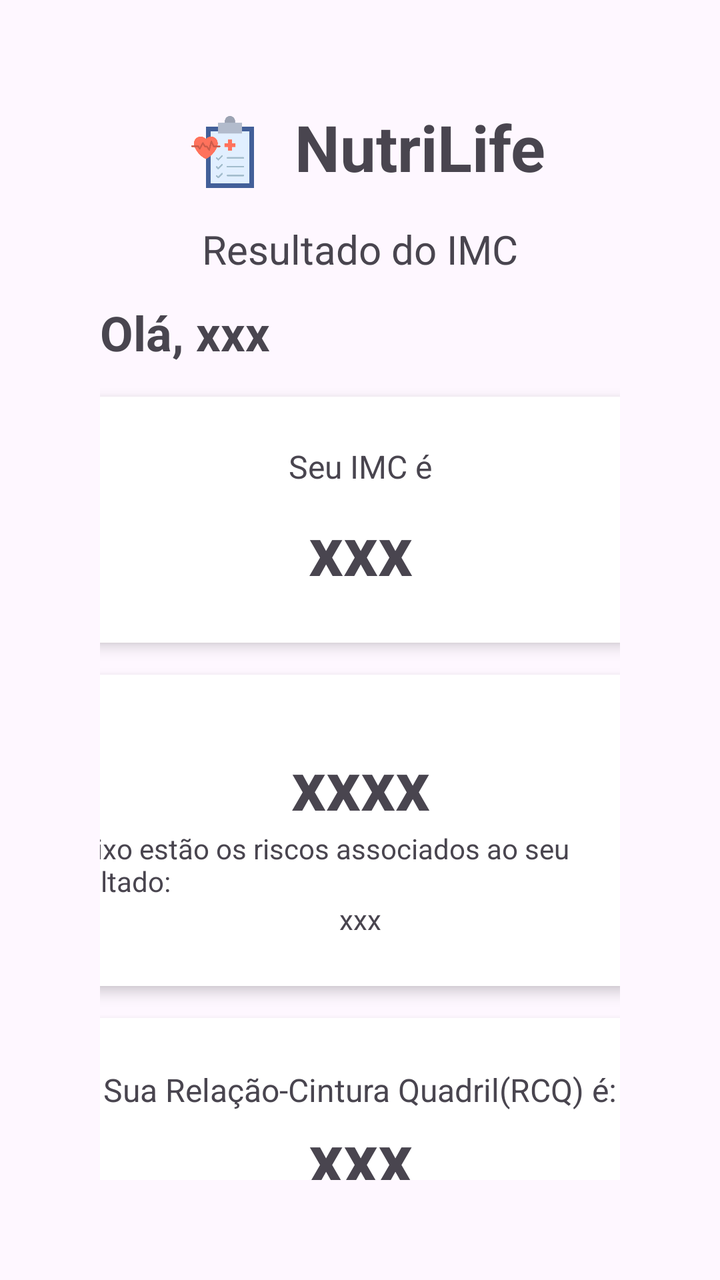
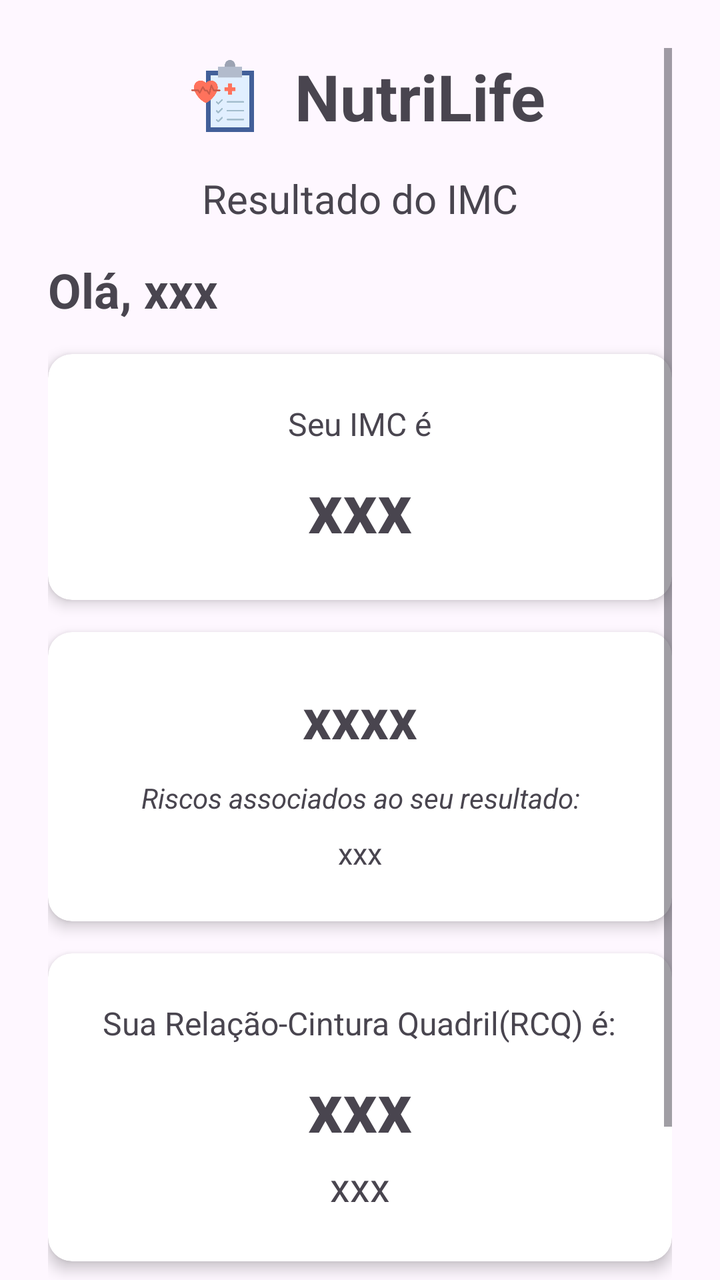

Two renders of the same Android screen: before a commit and after it. Below are the layout's source before the change and the commit's diff.
<!-- AndroidManifest.xml: application theme Theme.NutriLife -->
<!-- res/layout/activity_tela2.xml -->
<?xml version="1.0" encoding="utf-8"?>
<androidx.constraintlayout.widget.ConstraintLayout xmlns:android="http://schemas.android.com/apk/res/android"
    xmlns:app="http://schemas.android.com/apk/res-auto"
    xmlns:tools="http://schemas.android.com/tools"
    android:id="@+id/main"
    android:layout_width="match_parent"
    android:layout_height="match_parent"
    android:padding="50dp"
    tools:context=".Tela2">


    <ImageView
        android:id="@+id/imageView"
        android:layout_width="48dp"
        android:layout_height="48dp"
        android:layout_marginTop="2dp"
        app:layout_constraintEnd_toStartOf="@+id/textView3"
        app:layout_constraintHorizontal_chainStyle="packed"
        app:layout_constraintStart_toStartOf="parent"
        app:layout_constraintTop_toTopOf="parent"
        app:srcCompat="@drawable/health_checkup" />

    <TextView
        android:id="@+id/textView3"
        android:layout_width="wrap_content"
        android:layout_height="wrap_content"
        android:layout_marginStart="12dp"
        android:text="NutriLife"
        android:textSize="32sp"
        android:textStyle="bold"
        app:layout_constraintBottom_toBottomOf="@+id/imageView"
        app:layout_constraintEnd_toEndOf="parent"
        app:layout_constraintStart_toEndOf="@+id/imageView"
        app:layout_constraintTop_toTopOf="@+id/imageView"
        app:layout_constraintVertical_bias="0.0" />

    <TextView
        android:id="@+id/textViewTitulo33"
        android:layout_width="wrap_content"
        android:layout_height="wrap_content"
        android:layout_marginTop="16dp"
        android:text="Resultado do IMC"
        android:textSize="20sp"
        app:layout_constraintEnd_toEndOf="parent"
        app:layout_constraintStart_toStartOf="parent"
        app:layout_constraintTop_toBottomOf="@+id/textView3" />

    <TextView
        android:id="@+id/textView"
        android:layout_width="wrap_content"
        android:layout_height="wrap_content"
        android:layout_marginTop="12dp"
        android:text="Olá, "
        android:textSize="24sp"
        android:textStyle="bold"
        app:layout_constraintStart_toStartOf="parent"
        app:layout_constraintTop_toBottomOf="@+id/textViewTitulo33" />

    <TextView
        android:id="@+id/textView_nome"
        android:layout_width="wrap_content"
        android:layout_height="wrap_content"
        android:text="xxx"
        android:textSize="24sp"
        android:textStyle="bold"
        app:layout_constraintEnd_toEndOf="parent"
        app:layout_constraintHorizontal_bias="0.0"
        app:layout_constraintStart_toEndOf="@+id/textView"
        app:layout_constraintTop_toTopOf="@+id/textView" />

    <androidx.cardview.widget.CardView
        android:id="@+id/cardViewIMC"
        android:layout_width="362dp"
        android:layout_height="wrap_content"
        android:layout_marginTop="16dp"
        app:cardCornerRadius="12dp"
        app:cardElevation="4dp"
        app:layout_constraintEnd_toEndOf="parent"
        app:layout_constraintStart_toStartOf="parent"
        app:layout_constraintTop_toBottomOf="@+id/textView">

        <LinearLayout
            android:layout_width="match_parent"
            android:layout_height="wrap_content"
            android:orientation="vertical"
            android:padding="24dp"
            android:gravity="center">

            <TextView
                android:layout_width="wrap_content"
                android:layout_height="wrap_content"
                android:text="Seu IMC é"
                android:textSize="16sp"/>

            <TextView
                android:id="@+id/textViewValorImc"
                android:layout_width="wrap_content"
                android:layout_height="wrap_content"
                android:layout_marginTop="8dp"
                android:text="xxx"
                android:textSize="34sp"
                android:textStyle="bold" />

        </LinearLayout>
    </androidx.cardview.widget.CardView>

    

    <androidx.cardview.widget.CardView
        android:id="@+id/cardViewRiscos"
        android:layout_width="362dp"
        android:layout_height="wrap_content"

        android:layout_marginTop="16dp"
        app:cardCornerRadius="12dp"
        app:cardElevation="4dp"
        app:layout_constraintEnd_toEndOf="parent"
        app:layout_constraintStart_toStartOf="parent"
        app:layout_constraintTop_toBottomOf="@+id/cardViewIMC">

        <LinearLayout
            android:layout_width="match_parent"
            android:layout_height="wrap_content"
            android:gravity="center"
            android:orientation="vertical"
            android:padding="24dp">

            <TextView
                android:id="@+id/textViewClassificacao"
                android:layout_width="wrap_content"
                android:layout_height="wrap_content"
                android:layout_marginTop="8dp"
                android:text="xxxx"
                android:textSize="34sp"
                android:textStyle="bold" />

            <TextView
                android:id="@+id/textView11"
                android:layout_width="wrap_content"
                android:layout_height="wrap_content"
                android:text="Abaixo estão os riscos associados ao seu resultado:"
                android:textSize="14sp" />

            <TextView
                android:id="@+id/textView_riscos"
                android:layout_width="wrap_content"
                android:layout_height="wrap_content"
                android:text="xxx"
                android:textSize="14sp" />
        </LinearLayout>
    </androidx.cardview.widget.CardView>

    <androidx.cardview.widget.CardView
        android:id="@+id/cardViewRCQ"
        android:layout_width="362dp"
        android:layout_height="141dp"
        android:layout_marginTop="16dp"
        app:cardCornerRadius="12dp"

        app:cardElevation="4dp"
        app:layout_constraintEnd_toEndOf="parent"
        app:layout_constraintStart_toStartOf="parent"
        app:layout_constraintTop_toBottomOf="@+id/cardViewRiscos">

        <LinearLayout
            android:layout_width="match_parent"
            android:layout_height="match_parent"
            android:gravity="center"
            android:orientation="vertical"
            android:padding="24dp">

            <TextView
                android:id="@+id/textView9"
                android:layout_width="wrap_content"
                android:layout_height="wrap_content"
                android:text="Sua Relação-Cintura Quadril(RCQ) é:"
                android:textSize="16sp" />

            <TextView
                android:id="@+id/textView_rcq"
                android:layout_width="match_parent"
                android:layout_height="wrap_content"
                android:gravity="center"
                android:text="xxx"
                android:textSize="34sp"
                android:textStyle="bold" />

            <TextView
                android:id="@+id/textView_rcqClassific"
                android:layout_width="match_parent"
                android:layout_height="24dp"
                android:gravity="center"
                android:text="xxx"
                android:textSize="20sp" />

        </LinearLayout>

    </androidx.cardview.widget.CardView>

    <Button
        android:id="@+id/button_voltar"
        android:layout_width="wrap_content"
        android:layout_height="wrap_content"
        android:text="Calcular Voltar"
        app:layout_constraintBottom_toBottomOf="parent"
        app:layout_constraintEnd_toEndOf="parent"
        app:layout_constraintHorizontal_bias="0.497"
        app:layout_constraintStart_toStartOf="parent"
        app:layout_constraintTop_toBottomOf="@+id/cardViewRCQ"
        app:layout_constraintVertical_bias="0.0" />

</androidx.constraintlayout.widget.ConstraintLayout>
<!-- resources referenced by this layout -->
<resources>
  <!-- drawable health_checkup: png bitmap (drawable, 11246 bytes) -->
  <style name="Theme.NutriLife" parent="Base.Theme.NutriLife" />
  <style name="Base.Theme.NutriLife" parent="Theme.Material3.DayNight.NoActionBar">
          
          
      </style>
</resources>

<!-- the commit's change to res/layout/activity_tela2.xml (unified diff, before → after) -->
@@ -1,212 +1,229 @@
 <?xml version="1.0" encoding="utf-8"?>
-<androidx.constraintlayout.widget.ConstraintLayout xmlns:android="http://schemas.android.com/apk/res/android"
+<ScrollView xmlns:android="http://schemas.android.com/apk/res/android"
     xmlns:app="http://schemas.android.com/apk/res-auto"
     xmlns:tools="http://schemas.android.com/tools"
-    android:id="@+id/main"
     android:layout_width="match_parent"
     android:layout_height="match_parent"
-    android:padding="50dp"
-    tools:context=".Tela2">
-
-
-    <ImageView
-        android:id="@+id/imageView"
-        android:layout_width="48dp"
-        android:layout_height="48dp"
-        android:layout_marginTop="2dp"
-        app:layout_constraintEnd_toStartOf="@+id/textView3"
-        app:layout_constraintHorizontal_chainStyle="packed"
-        app:layout_constraintStart_toStartOf="parent"
-        app:layout_constraintTop_toTopOf="parent"
-        app:srcCompat="@drawable/health_checkup" />
-
-    <TextView
-        android:id="@+id/textView3"
-        android:layout_width="wrap_content"
+    android:clipToPadding="false"
+    android:fillViewport="true"
+    android:paddingBottom="24dp"
+    android:paddingEnd="24dp"
+    android:paddingStart="24dp"
+    android:paddingTop="24dp">
+
+    <androidx.constraintlayout.widget.ConstraintLayout
+        android:id="@+id/main"
+        android:layout_width="match_parent"
         android:layout_height="wrap_content"
-        android:layout_marginStart="12dp"
-        android:text="NutriLife"
-        android:textSize="32sp"
-        android:textStyle="bold"
-        app:layout_constraintBottom_toBottomOf="@+id/imageView"
-        app:layout_constraintEnd_toEndOf="parent"
-        app:layout_constraintStart_toEndOf="@+id/imageView"
-        app:layout_constraintTop_toTopOf="@+id/imageView"
-        app:layout_constraintVertical_bias="0.0" />
-
-    <TextView
-        android:id="@+id/textViewTitulo33"
-        android:layout_width="wrap_content"
-        android:layout_height="wrap_content"
-        android:layout_marginTop="16dp"
-        android:text="Resultado do IMC"
-        android:textSize="20sp"
-        app:layout_constraintEnd_toEndOf="parent"
-        app:layout_constraintStart_toStartOf="parent"
-        app:layout_constraintTop_toBottomOf="@+id/textView3" />
-
-    <TextView
-        android:id="@+id/textView"
-        android:layout_width="wrap_content"
-        android:layout_height="wrap_content"
-        android:layout_marginTop="12dp"
-        android:text="Olá, "
-        android:textSize="24sp"
-        android:textStyle="bold"
-        app:layout_constraintStart_toStartOf="parent"
-        app:layout_constraintTop_toBottomOf="@+id/textViewTitulo33" />
-
-    <TextView
-        android:id="@+id/textView_nome"
-        android:layout_width="wrap_content"
-        android:layout_height="wrap_content"
-        android:text="xxx"
-        android:textSize="24sp"
-        android:textStyle="bold"
-        app:layout_constraintEnd_toEndOf="parent"
-        app:layout_constraintHorizontal_bias="0.0"
-        app:layout_constraintStart_toEndOf="@+id/textView"
-        app:layout_constraintTop_toTopOf="@+id/textView" />
-
-    <androidx.cardview.widget.CardView
-        android:id="@+id/cardViewIMC"
-        android:layout_width="362dp"
-        android:layout_height="wrap_content"
-        android:layout_marginTop="16dp"
-        app:cardCornerRadius="12dp"
-        app:cardElevation="4dp"
-        app:layout_constraintEnd_toEndOf="parent"
-        app:layout_constraintStart_toStartOf="parent"
-        app:layout_constraintTop_toBottomOf="@+id/textView">
-
-        <LinearLayout
-            android:layout_width="match_parent"
-            android:layout_height="wrap_content"
-            android:orientation="vertical"
-            android:padding="24dp"
-            android:gravity="center">
-
-            <TextView
-                android:layout_width="wrap_content"
-                android:layout_height="wrap_content"
-                android:text="Seu IMC é"
-                android:textSize="16sp"/>
-
-            <TextView
-                android:id="@+id/textViewValorImc"
-                android:layout_width="wrap_content"
-                android:layout_height="wrap_content"
-                android:layout_marginTop="8dp"
-                android:text="xxx"
-                android:textSize="34sp"
-                android:textStyle="bold" />
-
-        </LinearLayout>
-    </androidx.cardview.widget.CardView>
-
-    
-
-    <androidx.cardview.widget.CardView
-        android:id="@+id/cardViewRiscos"
-        android:layout_width="362dp"
-        android:layout_height="wrap_content"
-
-        android:layout_marginTop="16dp"
-        app:cardCornerRadius="12dp"
-        app:cardElevation="4dp"
-        app:layout_constraintEnd_toEndOf="parent"
-        app:layout_constraintStart_toStartOf="parent"
-        app:layout_constraintTop_toBottomOf="@+id/cardViewIMC">
-
-        <LinearLayout
-            android:layout_width="match_parent"
-            android:layout_height="wrap_content"
-            android:gravity="center"
-            android:orientation="vertical"
-            android:padding="24dp">
-
-            <TextView
-                android:id="@+id/textViewClassificacao"
-                android:layout_width="wrap_content"
-                android:layout_height="wrap_content"
-                android:layout_marginTop="8dp"
-                android:text="xxxx"
-                android:textSize="34sp"
-                android:textStyle="bold" />
-
-            <TextView
-                android:id="@+id/textView11"
-                android:layout_width="wrap_content"
-                android:layout_height="wrap_content"
-                android:text="Abaixo estão os riscos associados ao seu resultado:"
-                android:textSize="14sp" />
-
-            <TextView
-                android:id="@+id/textView_riscos"
-                android:layout_width="wrap_content"
-                android:layout_height="wrap_content"
-                android:text="xxx"
-                android:textSize="14sp" />
-        </LinearLayout>
-    </androidx.cardview.widget.CardView>
-
-    <androidx.cardview.widget.CardView
-        android:id="@+id/cardViewRCQ"
-        android:layout_width="362dp"
-        android:layout_height="141dp"
-        android:layout_marginTop="16dp"
-        app:cardCornerRadius="12dp"
-
-        app:cardElevation="4dp"
-        app:layout_constraintEnd_toEndOf="parent"
-        app:layout_constraintStart_toStartOf="parent"
-        app:layout_constraintTop_toBottomOf="@+id/cardViewRiscos">
-
-        <LinearLayout
-            android:layout_width="match_parent"
-            android:layout_height="match_parent"
-            android:gravity="center"
-            android:orientation="vertical"
-            android:padding="24dp">
-
-            <TextView
-                android:id="@+id/textView9"
-                android:layout_width="wrap_content"
-                android:layout_height="wrap_content"
-                android:text="Sua Relação-Cintura Quadril(RCQ) é:"
-                android:textSize="16sp" />
-
-            <TextView
-                android:id="@+id/textView_rcq"
+        tools:context=".Tela2">
+
+        <ImageView
+            android:id="@+id/imageView"
+            android:layout_width="48dp"
+            android:layout_height="48dp"
+            app:layout_constraintEnd_toStartOf="@+id/textView3"
+            app:layout_constraintHorizontal_chainStyle="packed"
+            app:layout_constraintStart_toStartOf="parent"
+            app:layout_constraintTop_toTopOf="parent"
+            app:srcCompat="@drawable/health_checkup" />
+
+        <TextView
+            android:id="@+id/textView3"
+            android:layout_width="wrap_content"
+            android:layout_height="wrap_content"
+            android:layout_marginStart="12dp"
+            android:text="NutriLife"
+            android:textSize="32sp"
+            android:textStyle="bold"
+            app:layout_constraintBottom_toBottomOf="@+id/imageView"
+            app:layout_constraintEnd_toEndOf="parent"
+            app:layout_constraintStart_toEndOf="@+id/imageView"
+            app:layout_constraintTop_toTopOf="@+id/imageView" />
+
+        <TextView
+            android:id="@+id/textViewTitulo33"
+            android:layout_width="wrap_content"
+            android:layout_height="wrap_content"
+            android:layout_marginTop="16dp"
+            android:text="Resultado do IMC"
+            android:textSize="20sp"
+            app:layout_constraintEnd_toEndOf="parent"
+            app:layout_constraintStart_toStartOf="parent"
+            app:layout_constraintTop_toBottomOf="@+id/textView3" />
+
+        <TextView
+            android:id="@+id/textView"
+            android:layout_width="wrap_content"
+            android:layout_height="wrap_content"
+            android:layout_marginTop="16dp"
+            android:text="Olá, "
+            android:textSize="24sp"
+            android:textStyle="bold"
+            app:layout_constraintStart_toStartOf="parent"
+            app:layout_constraintTop_toBottomOf="@+id/textViewTitulo33" />
+
+        <TextView
+            android:id="@+id/textView_nome"
+            android:layout_width="0dp"
+            android:layout_height="wrap_content"
+            android:text="xxx"
+            android:textSize="24sp"
+            android:textStyle="bold"
+            app:layout_constraintEnd_toEndOf="parent"
+            app:layout_constraintStart_toEndOf="@+id/textView"
+            app:layout_constraintTop_toTopOf="@+id/textView" />
+
+        <androidx.cardview.widget.CardView
+            android:id="@+id/cardViewIMC"
+            android:layout_width="0dp"
+            android:layout_height="wrap_content"
+            android:layout_marginTop="16dp"
+            app:cardCornerRadius="12dp"
+            app:cardElevation="4dp"
+            app:layout_constraintEnd_toEndOf="parent"
+            app:layout_constraintStart_toStartOf="parent"
+            app:layout_constraintTop_toBottomOf="@+id/textView">
+
+            <LinearLayout
                 android:layout_width="match_parent"
                 android:layout_height="wrap_content"
                 android:gravity="center"
-                android:text="xxx"
-                android:textSize="34sp"
-                android:textStyle="bold" />
-
-            <TextView
-                android:id="@+id/textView_rcqClassific"
+                android:orientation="vertical"
+                android:padding="24dp">
+
+                <TextView
+                    android:layout_width="wrap_content"
+                    android:layout_height="wrap_content"
+                    android:text="Seu IMC é"
+                    android:textSize="16sp" />
+
+                <TextView
+                    android:id="@+id/textViewValorImc"
+                    android:layout_width="wrap_content"
+                    android:layout_height="wrap_content"
+                    android:layout_marginTop="8dp"
+                    android:text="xxx"
+                    android:textSize="34sp"
+                    android:textStyle="bold" />
+
+            </LinearLayout>
+        </androidx.cardview.widget.CardView>
+
+        
+        <androidx.cardview.widget.CardView
+            android:id="@+id/cardViewRiscos"
+            android:layout_width="0dp"
+            android:layout_height="wrap_content"
+            android:layout_marginTop="16dp"
+            app:cardCornerRadius="12dp"
+            app:cardElevation="4dp"
+            app:layout_constraintEnd_toEndOf="parent"
+            app:layout_constraintStart_toStartOf="parent"
+            app:layout_constraintTop_toBottomOf="@+id/cardViewIMC">
+
+            <LinearLayout
                 android:layout_width="match_parent"
-                android:layout_height="24dp"
+                android:layout_height="wrap_content"
                 android:gravity="center"
-                android:text="xxx"
-                android:textSize="20sp" />
-
-        </LinearLayout>
-
-    </androidx.cardview.widget.CardView>
-
-    <Button
-        android:id="@+id/button_voltar"
-        android:layout_width="wrap_content"
-        android:layout_height="wrap_content"
-        android:text="Calcular Voltar"
-        app:layout_constraintBottom_toBottomOf="parent"
-        app:layout_constraintEnd_toEndOf="parent"
-        app:layout_constraintHorizontal_bias="0.497"
-        app:layout_constraintStart_toStartOf="parent"
-        app:layout_constraintTop_toBottomOf="@+id/cardViewRCQ"
-        app:layout_constraintVertical_bias="0.0" />
-
-</androidx.constraintlayout.widget.ConstraintLayout>
+                android:orientation="vertical"
+                android:padding="24dp">
+
+                <TextView
+                    android:id="@+id/textViewClassificacao"
+                    android:layout_width="match_parent"
+                    android:layout_height="wrap_content"
+                    android:gravity="center"
+                    android:text="xxxx"
+                    android:textAlignment="center"
+                    android:textSize="28sp"
+                    android:textStyle="bold" />
+
+                <TextView
+                    android:id="@+id/textView11"
+                    android:layout_width="match_parent"
+                    android:layout_height="wrap_content"
+                    android:layout_marginTop="12dp"
+                    android:gravity="center"
+                    android:hyphenationFrequency="none"
+                    android:lineSpacingExtra="2dp"
+                    android:text="Riscos associados ao seu resultado:"
+                    android:textAlignment="center"
+                    android:textSize="14sp"
+                    android:textStyle="italic" />
+
+                <TextView
+                    android:id="@+id/textView_riscos"
+                    android:layout_width="match_parent"
+                    android:layout_height="wrap_content"
+                    android:layout_marginTop="8dp"
+                    android:gravity="center"
+                    android:hyphenationFrequency="none"
+                    android:lineSpacingExtra="4dp"
+                    android:text="xxx"
+                    android:textAlignment="center"
+                    android:textSize="15sp" />
+            </LinearLayout>
+        </androidx.cardview.widget.CardView>
+
+        <androidx.cardview.widget.CardView
+            android:id="@+id/cardViewRCQ"
+            android:layout_width="0dp"
+            android:layout_height="wrap_content"
+            android:layout_marginTop="16dp"
+            app:cardCornerRadius="12dp"
+            app:cardElevation="4dp"
+            app:layout_constraintEnd_toEndOf="parent"
+            app:layout_constraintStart_toStartOf="parent"
+            app:layout_constraintTop_toBottomOf="@+id/cardViewRiscos">
+
+            <LinearLayout
+                android:layout_width="match_parent"
+                android:layout_height="wrap_content"
+                android:gravity="center"
+                android:orientation="vertical"
+                android:padding="24dp">
+
+                <TextView
+                    android:id="@+id/textView9"
+                    android:layout_width="wrap_content"
+                    android:layout_height="wrap_content"
+                    android:text="Sua Relação-Cintura Quadril(RCQ) é:"
+                    android:textSize="16sp" />
+
+                <TextView
+                    android:id="@+id/textView_rcq"
+                    android:layout_width="match_parent"
+                    android:layout_height="wrap_content"
+                    android:layout_marginTop="8dp"
+                    android:gravity="center"
+                    android:text="xxx"
+                    android:textSize="34sp"
+                    android:textStyle="bold" />
+
+                <TextView
+                    android:id="@+id/textView_rcqClassific"
+                    android:layout_width="match_parent"
+                    android:layout_height="wrap_content"
+                    android:layout_marginTop="4dp"
+                    android:gravity="center"
+                    android:text="xxx"
+                    android:textSize="20sp" />
+
+            </LinearLayout>
+
+        </androidx.cardview.widget.CardView>
+
+        <Button
+            android:id="@+id/button_voltar"
+            android:layout_width="wrap_content"
+            android:layout_height="wrap_content"
+            android:layout_marginTop="24dp"
+            android:text="Voltar"
+            app:layout_constraintBottom_toBottomOf="parent"
+            app:layout_constraintEnd_toEndOf="parent"
+            app:layout_constraintStart_toStartOf="parent"
+            app:layout_constraintTop_toBottomOf="@+id/cardViewRCQ" />
+
+    </androidx.constraintlayout.widget.ConstraintLayout>
+
+</ScrollView>
